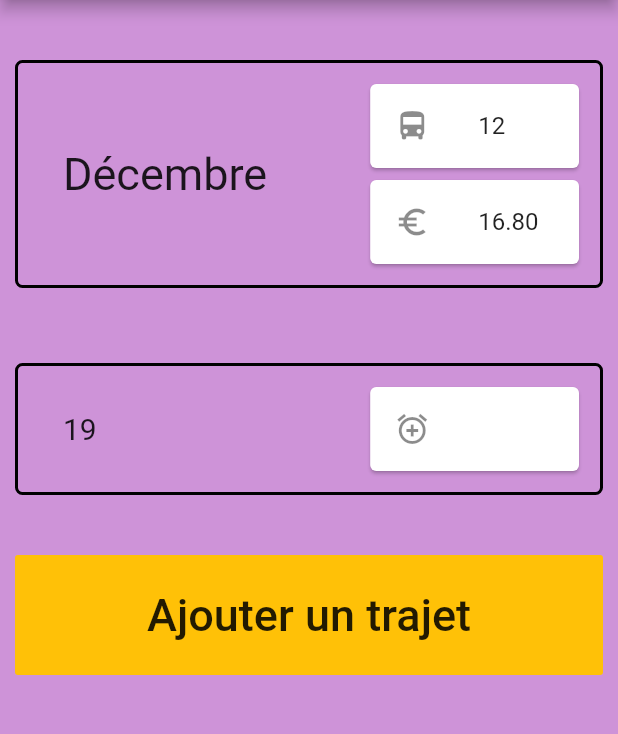
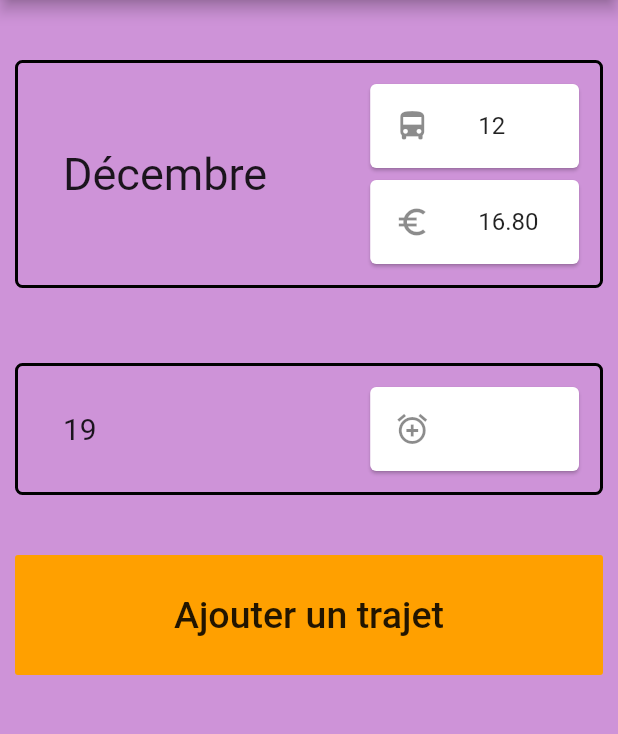
Before and after one commit to jmarcm/gestbus_flutter, a Flutter app: the screen it shows after launch, on a phone screen of 412 x 824 dp, the part 84-818 px from its top. Run offline on Flutter 3.47's test engine with Material 2 defaults, Android fonts, the phone set to English and light mode, and no system bars.

Commit message:
Essais sur la couleur du bouton

```diff
--- a/lib/main.dart
+++ b/lib/main.dart
@@ -107,11 +107,11 @@ class Gestbus extends StatelessWidget {
                 height: 80.0,
                 margin: EdgeInsets.symmetric(horizontal: 10.0),
                 child: FlatButton(
-                  color: Colors.amber,
+                  color: Colors.amber.shade700,
                   onPressed: () {},
                   child: Text(
                     'Ajouter un trajet',
-                    style: TextStyle(fontSize: 30.0),
+                    style: TextStyle(fontSize: 25.0),
                   ),
                 ),
               ),
```
